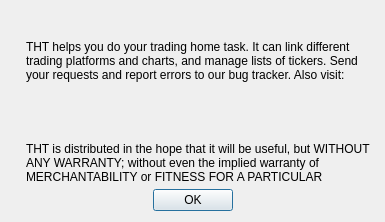
Before: the Qt Designer form about.ui in HappySeaFox/tht, drawn with Qt 5.
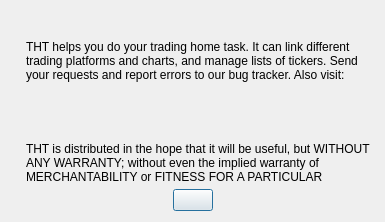
After: the same form once the commit is applied. Icons and pictures are not drawn.

```diff
--- a/about.ui
+++ b/about.ui
@@ -215,11 +215,7 @@
     </spacer>
    </item>
    <item row="2" column="1">
-    <widget class="QPushButton" name="pushButton">
-     <property name="text">
-      <string>OK</string>
-     </property>
-    </widget>
+    <widget class="QPushButton" name="pushOk"/>
    </item>
    <item row="2" column="2">
     <spacer name="horizontalSpacer_2">
```
Left out of the diff: 2 changed lines with no effect on the pictures.
